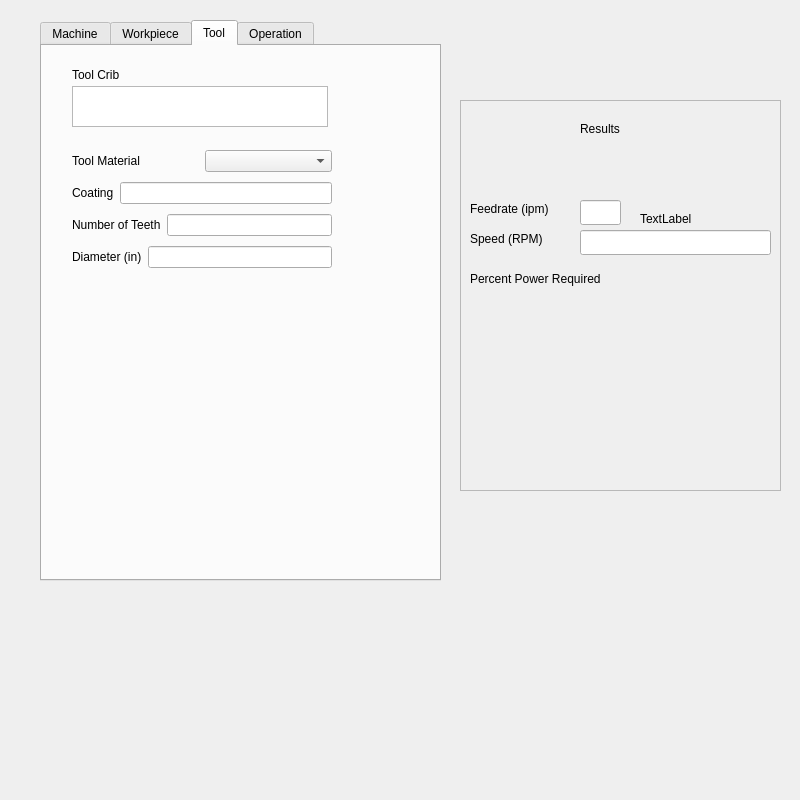
Before: the Qt Designer form mainwindow.ui in VectorSpaceHQ/VSFeedSpeed, drawn with Qt 5.
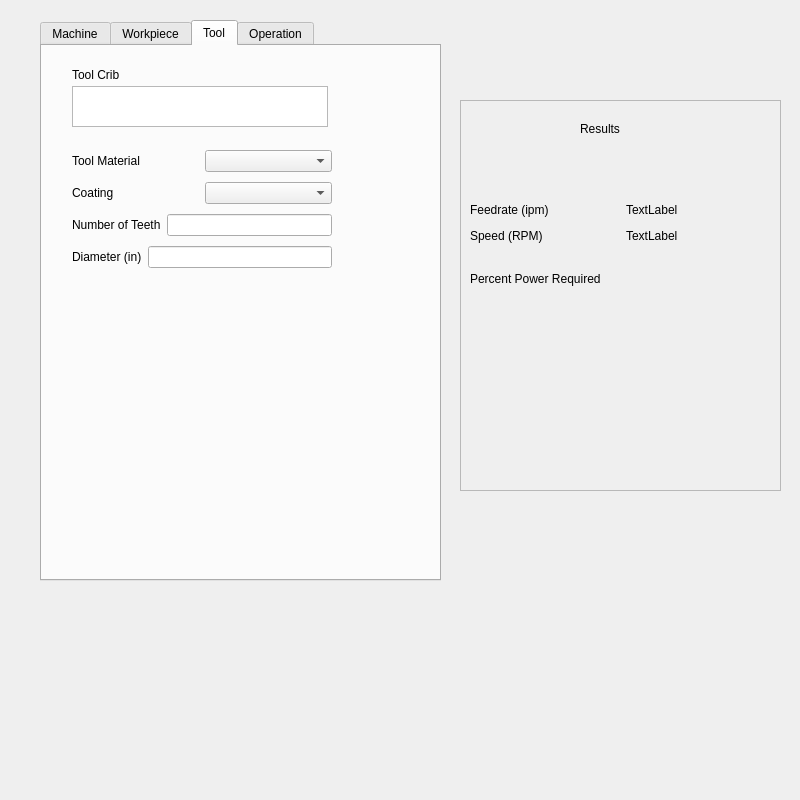
After: the same form once the commit is applied.

Commit message: it kind of works

```diff
--- a/mainwindow.ui
+++ b/mainwindow.ui
@@ -191,7 +191,7 @@
          </widget>
         </item>
         <item>
-         <widget class="QLineEdit" name="lineEdit_2"/>
+         <widget class="QComboBox" name="tool_coating_combo_box"/>
         </item>
        </layout>
       </item>
@@ -307,52 +307,6 @@
    <property name="frameShadow">
     <enum>QFrame::Raised</enum>
    </property>
-   <widget class="QLabel" name="label_11">
-    <property name="geometry">
-     <rect>
-      <x>10</x>
-      <y>100</y>
-      <width>101</width>
-      <height>17</height>
-     </rect>
-    </property>
-    <property name="text">
-     <string>Feedrate (ipm)</string>
-    </property>
-   </widget>
-   <widget class="QLabel" name="label_12">
-    <property name="geometry">
-     <rect>
-      <x>10</x>
-      <y>130</y>
-      <width>101</width>
-      <height>17</height>
-     </rect>
-    </property>
-    <property name="text">
-     <string>Speed (RPM)</string>
-    </property>
-   </widget>
-   <widget class="QLineEdit" name="feedrate_display3">
-    <property name="geometry">
-     <rect>
-      <x>120</x>
-      <y>100</y>
-      <width>41</width>
-      <height>25</height>
-     </rect>
-    </property>
-   </widget>
-   <widget class="QLineEdit" name="speed_display">
-    <property name="geometry">
-     <rect>
-      <x>120</x>
-      <y>130</y>
-      <width>191</width>
-      <height>25</height>
-     </rect>
-    </property>
-   </widget>
    <widget class="QLabel" name="label_49">
     <property name="geometry">
      <rect>
@@ -379,18 +333,65 @@
      <string>Percent Power Required</string>
     </property>
    </widget>
-   <widget class="QLabel" name="feedrate_display">
+   <widget class="QWidget" name="">
     <property name="geometry">
      <rect>
-      <x>180</x>
-      <y>110</y>
-      <width>62</width>
-      <height>17</height>
+      <x>10</x>
+      <y>100</y>
+      <width>222</width>
+      <height>46</height>
      </rect>
     </property>
-    <property name="text">
-     <string>TextLabel</string>
-    </property>
+    <layout class="QVBoxLayout" name="verticalLayout_4">
+     <item>
+      <layout class="QHBoxLayout" name="horizontalLayout_12">
+       <item>
+        <widget class="QLabel" name="label_11">
+         <property name="minimumSize">
+          <size>
+           <width>150</width>
+           <height>0</height>
+          </size>
+         </property>
+         <property name="text">
+          <string>Feedrate (ipm)</string>
+         </property>
+        </widget>
+       </item>
+       <item>
+        <widget class="QLabel" name="feedrate_display">
+         <property name="text">
+          <string>TextLabel</string>
+         </property>
+        </widget>
+       </item>
+      </layout>
+     </item>
+     <item>
+      <layout class="QHBoxLayout" name="horizontalLayout_13">
+       <item>
+        <widget class="QLabel" name="label_12">
+         <property name="minimumSize">
+          <size>
+           <width>150</width>
+           <height>0</height>
+          </size>
+         </property>
+         <property name="text">
+          <string>Speed (RPM)</string>
+         </property>
+        </widget>
+       </item>
+       <item>
+        <widget class="QLabel" name="speed_display">
+         <property name="text">
+          <string>TextLabel</string>
+         </property>
+        </widget>
+       </item>
+      </layout>
+     </item>
+    </layout>
    </widget>
   </widget>
  </widget>
```
Left out of the diff: 29 changed lines with no effect on the pictures. The commit also changes 2 other files.
